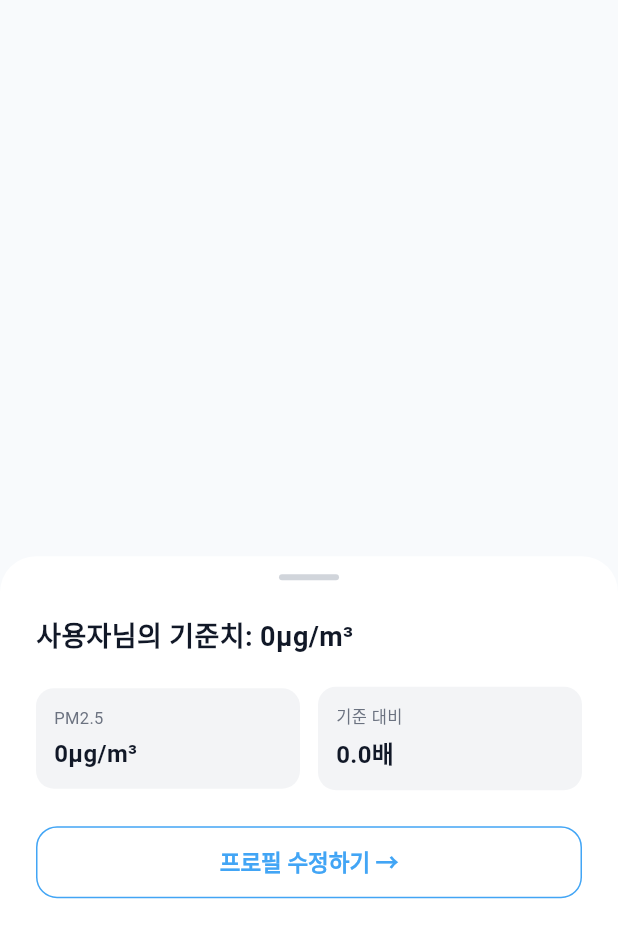
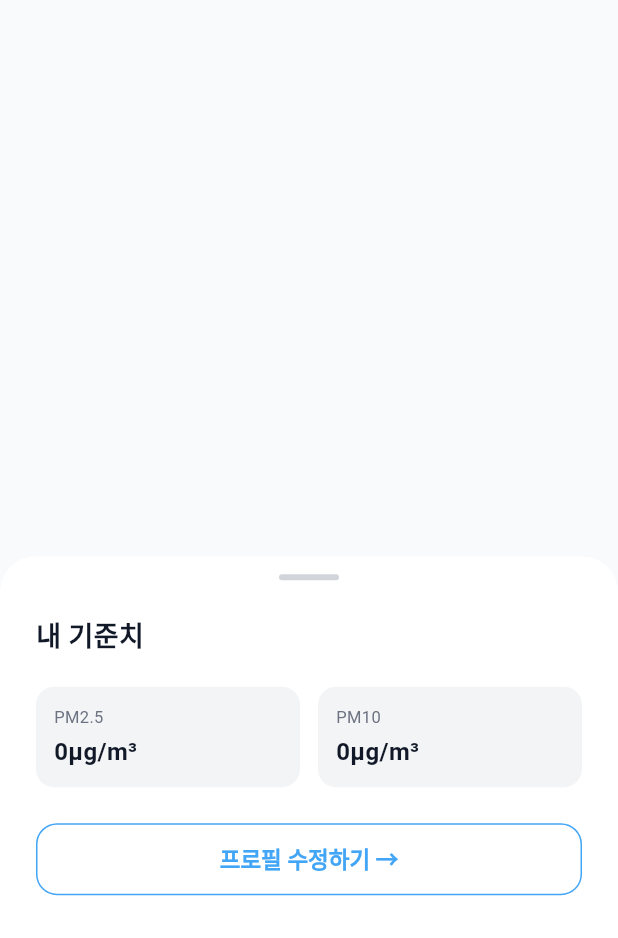
Before and after one commit to yulgoklee/mask, a Flutter app: the _StatusBottomSheet widget shown alone on an empty page, opened directly with empty values, on a phone screen of 412 x 824 dp. Shown: the top 938 px of the screen. Run offline on Flutter 3.47's test engine with Material 3 defaults, Android fonts, the phone set to English and light mode, and no system bars; our stand-ins replace dio, firebase_analytics, firebase_core, firebase_crashlytics, firebase_remote_config, fl_chart and 13 more; missing offline and left inert: animated_digit, workmanager; accounts and stored records are empty; network calls fail; statements that could not run were skipped.

Commit message:
feat: 케어 탭 미세 조정 - 정보 바 / 바텀시트 / 차트 라벨
- 정보 바 우측 라벨에 dominant 오염물질 명시 (PM10/PM2.5 기준)
- 바텀시트 두 기준치 동시 표시 (PM2.5 + PM10 환산)
- 차트 "내 기준" 라벨 잘림 수정 (우측 → 좌측)
- 차트 X축 라벨 시각 분기 정비 (밤 중복 해소)

Co-Authored-By: Claude Sonnet 4.6 <noreply@anthropic.com>

```diff
--- a/lib/features/care/widgets/status_card.dart
+++ b/lib/features/care/widgets/status_card.dart
@@ -194,7 +194,7 @@ class _StatusCardContent extends StatelessWidget {
                 ),
                 Expanded(
                   child: _InfoColumn(
-                    label:      '내 기준',
+                    label:      data.dominantPollutant == DominantPollutant.pm10 ? 'PM10 기준' : 'PM2.5 기준',
                     value:      data.dominantTFinal.round(),
                     sub:        _thresholdLabel(data.dominantValue, data.dominantTFinal),
                     valueColor: DT.text,
@@ -306,7 +306,7 @@ class _StatusBottomSheet extends StatelessWidget {
                 padding: const EdgeInsets.all(24),
                 children: [
                   Text(
-                    '${data.nickname.isNotEmpty ? data.nickname : '사용자'}님의 기준치: ${data.tFinal.toInt()}µg/m³',
+                    data.nickname.isNotEmpty ? '${data.nickname}님의 기준치' : '내 기준치',
                     style: const TextStyle(
                       fontSize:   18,
                       fontWeight: FontWeight.bold,
@@ -318,12 +318,12 @@ class _StatusBottomSheet extends StatelessWidget {
                     children: [
                       _StatChip(
                         label: 'PM2.5',
-                        value: '${data.pm25Value.toInt()}µg/m³',
+                        value: '${data.tFinal.toInt()}µg/m³',
                       ),
                       const SizedBox(width: 12),
                       _StatChip(
-                        label: '기준 대비',
-                        value: '${data.overRatio.toStringAsFixed(1)}배',
+                        label: 'PM10',
+                        value: '${(data.tFinal * 80.0 / 35.0).round()}µg/m³',
                       ),
                     ],
                   ),
```
Also changed, not shown: lib/features/care/widgets/protection_area_chart.dart (+31 -13 lines).
